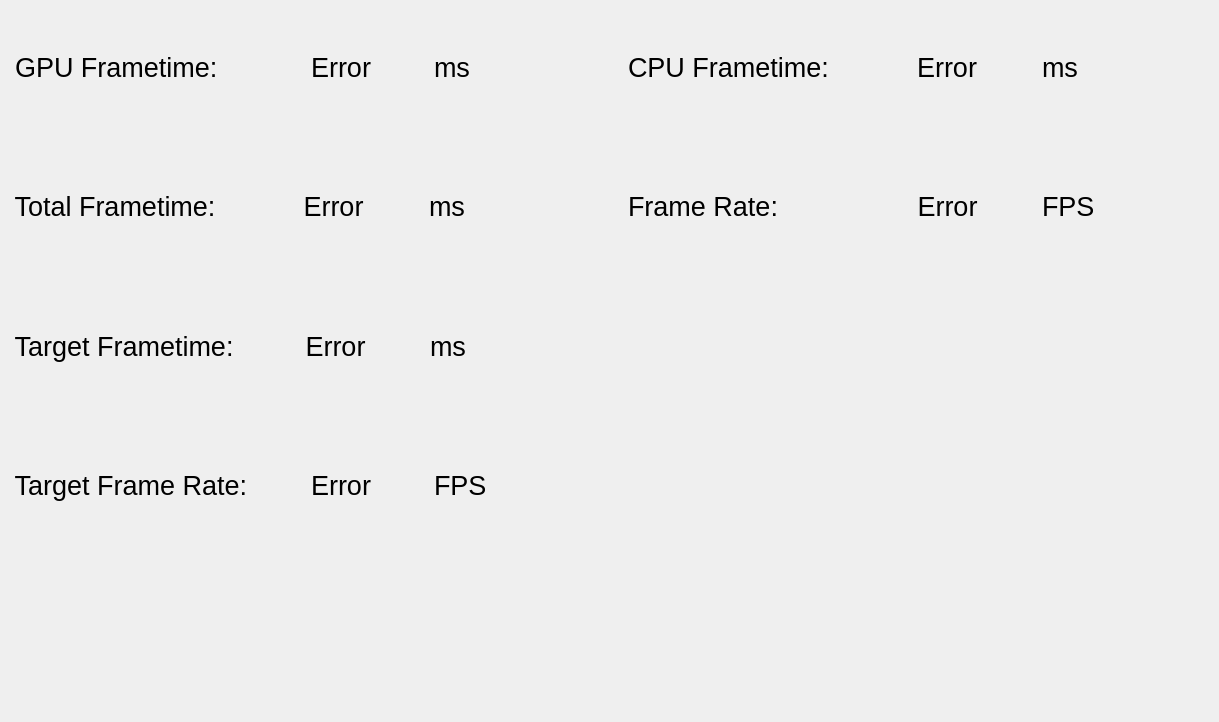
Qt form src/userinterface/dashboardui.ui (Trixxle/SeamenPerformanceOverlay) before a commit.
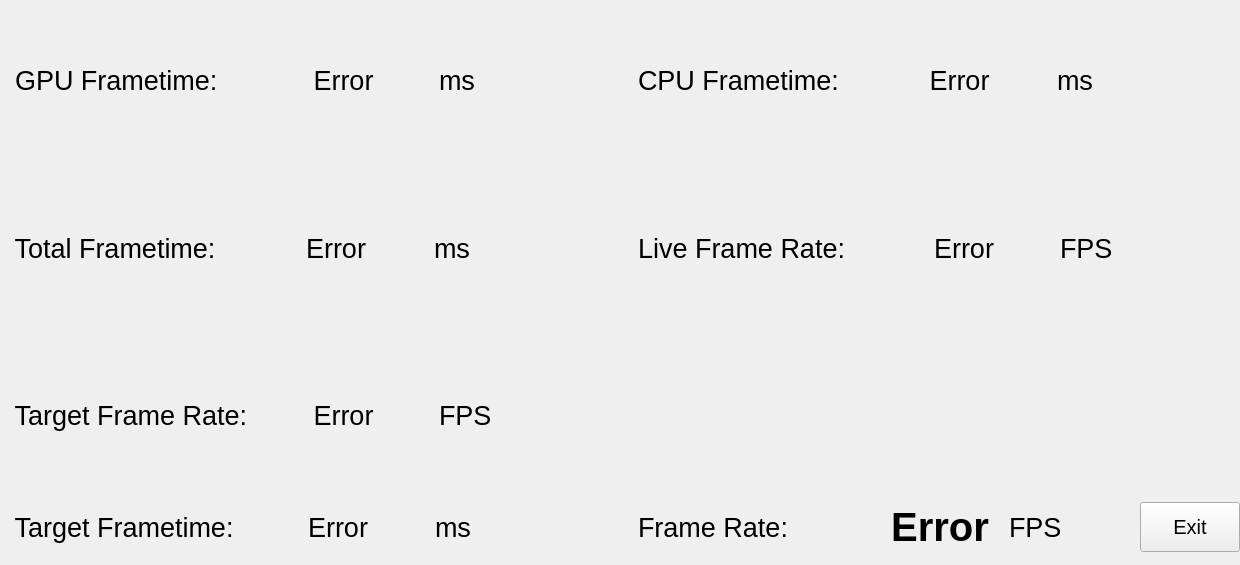
The same form after that commit.

```diff
--- a/src/userinterface/dashboardui.ui
+++ b/src/userinterface/dashboardui.ui
@@ -6,8 +6,8 @@
    <rect>
     <x>0</x>
     <y>0</y>
-    <width>1219</width>
-    <height>722</height>
+    <width>1240</width>
+    <height>565</height>
    </rect>
   </property>
   <property name="windowTitle">
@@ -21,7 +21,7 @@
     <rect>
      <x>0</x>
      <y>0</y>
-     <width>1219</width>
+     <width>1240</width>
      <height>552</height>
     </rect>
    </property>
@@ -34,10 +34,91 @@
     <property name="sizeConstraint">
      <enum>QLayout::SizeConstraint::SetDefaultConstraint</enum>
     </property>
-    <item row="1" column="1">
-     <layout class="QHBoxLayout" name="FrameRate">
+    <item row="3" column="1">
+     <layout class="QHBoxLayout" name="interactionLayout">
+      <property name="spacing">
+       <number>6</number>
+      </property>
       <item>
-       <widget class="QLabel" name="frameRateTitle">
+       <layout class="QHBoxLayout" name="FrameRate">
+        <item>
+         <widget class="QLabel" name="smoothFrameRateTitle">
+          <property name="minimumSize">
+           <size>
+            <width>0</width>
+            <height>0</height>
+           </size>
+          </property>
+          <property name="font">
+           <font>
+            <pointsize>20</pointsize>
+           </font>
+          </property>
+          <property name="text">
+           <string>  Frame Rate:           </string>
+          </property>
+         </widget>
+        </item>
+        <item>
+         <widget class="QLabel" name="smoothFrameRateLabel">
+          <property name="font">
+           <font>
+            <pointsize>30</pointsize>
+            <italic>false</italic>
+            <bold>true</bold>
+           </font>
+          </property>
+          <property name="text">
+           <string>Error</string>
+          </property>
+          <property name="alignment">
+           <set>Qt::AlignmentFlag::AlignCenter</set>
+          </property>
+         </widget>
+        </item>
+        <item>
+         <widget class="QLabel" name="label_7">
+          <property name="text">
+           <string>FPS</string>
+          </property>
+         </widget>
+        </item>
+       </layout>
+      </item>
+      <item>
+       <widget class="QPushButton" name="exitButton">
+        <property name="minimumSize">
+         <size>
+          <width>100</width>
+          <height>50</height>
+         </size>
+        </property>
+        <property name="maximumSize">
+         <size>
+          <width>100</width>
+          <height>50</height>
+         </size>
+        </property>
+        <property name="font">
+         <font>
+          <pointsize>15</pointsize>
+          <bold>false</bold>
+         </font>
+        </property>
+        <property name="styleSheet">
+         <string notr="true"/>
+        </property>
+        <property name="text">
+         <string>Exit</string>
+        </property>
+       </widget>
+      </item>
+     </layout>
+    </item>
+    <item row="2" column="0">
+     <layout class="QHBoxLayout" name="TargetFrameRate">
+      <item>
+       <widget class="QLabel" name="targetFrameRateTitle">
         <property name="minimumSize">
          <size>
           <width>0</width>
@@ -50,12 +131,18 @@
          </font>
         </property>
         <property name="text">
-         <string>  Frame Rate:          </string>
+         <string>  Target Frame Rate:</string>
         </property>
        </widget>
       </item>
       <item>
-       <widget class="QLabel" name="frameRateLabel">
+       <widget class="QLabel" name="targetFrameRateLabel">
+        <property name="sizePolicy">
+         <sizepolicy hsizetype="Preferred" vsizetype="Preferred">
+          <horstretch>0</horstretch>
+          <verstretch>0</verstretch>
+         </sizepolicy>
+        </property>
         <property name="font">
          <font>
           <pointsize>20</pointsize>
@@ -70,7 +157,7 @@
        </widget>
       </item>
       <item>
-       <widget class="QLabel" name="label_5">
+       <widget class="QLabel" name="label_6">
         <property name="text">
          <string>FPS</string>
         </property>
@@ -187,6 +274,96 @@
       </item>
      </layout>
     </item>
+    <item row="1" column="1">
+     <layout class="QHBoxLayout" name="LiveFrameRate">
+      <item>
+       <widget class="QLabel" name="frameRateTitle">
+        <property name="minimumSize">
+         <size>
+          <width>0</width>
+          <height>0</height>
+         </size>
+        </property>
+        <property name="font">
+         <font>
+          <pointsize>20</pointsize>
+         </font>
+        </property>
+        <property name="text">
+         <string>  Live Frame Rate:   </string>
+        </property>
+       </widget>
+      </item>
+      <item>
+       <widget class="QLabel" name="frameRateLabel">
+        <property name="font">
+         <font>
+          <pointsize>20</pointsize>
+          <italic>false</italic>
+          <bold>false</bold>
+         </font>
+        </property>
+        <property name="text">
+         <string>Error</string>
+        </property>
+        <property name="alignment">
+         <set>Qt::AlignmentFlag::AlignCenter</set>
+        </property>
+       </widget>
+      </item>
+      <item>
+       <widget class="QLabel" name="label_5">
+        <property name="text">
+         <string>FPS</string>
+        </property>
+       </widget>
+      </item>
+     </layout>
+    </item>
+    <item row="3" column="0">
+     <layout class="QHBoxLayout" name="RefreshRate">
+      <item>
+       <widget class="QLabel" name="headsetRefreshRateTitle">
+        <property name="minimumSize">
+         <size>
+          <width>0</width>
+          <height>0</height>
+         </size>
+        </property>
+        <property name="font">
+         <font>
+          <pointsize>20</pointsize>
+         </font>
+        </property>
+        <property name="text">
+         <string>  Target Frametime: </string>
+        </property>
+       </widget>
+      </item>
+      <item>
+       <widget class="QLabel" name="headsetRefreshRateLabel">
+        <property name="font">
+         <font>
+          <pointsize>20</pointsize>
+         </font>
+        </property>
+        <property name="text">
+         <string>Error</string>
+        </property>
+        <property name="alignment">
+         <set>Qt::AlignmentFlag::AlignCenter</set>
+        </property>
+       </widget>
+      </item>
+      <item>
+       <widget class="QLabel" name="label_2">
+        <property name="text">
+         <string>ms</string>
+        </property>
+       </widget>
+      </item>
+     </layout>
+    </item>
     <item row="0" column="1">
      <layout class="QHBoxLayout" name="CPU">
       <property name="spacing">
@@ -246,103 +423,6 @@
       </item>
      </layout>
     </item>
-    <item row="3" column="0">
-     <layout class="QHBoxLayout" name="TargetFrameRate">
-      <item>
-       <widget class="QLabel" name="targetFrameRateTitle">
-        <property name="minimumSize">
-         <size>
-          <width>0</width>
-          <height>0</height>
-         </size>
-        </property>
-        <property name="font">
-         <font>
-          <pointsize>20</pointsize>
-         </font>
-        </property>
-        <property name="text">
-         <string>  Target Frame Rate:</string>
-        </property>
-       </widget>
-      </item>
-      <item>
-       <widget class="QLabel" name="targetFrameRateLabel">
-        <property name="sizePolicy">
-         <sizepolicy hsizetype="Preferred" vsizetype="Preferred">
-          <horstretch>0</horstretch>
-          <verstretch>0</verstretch>
-         </sizepolicy>
-        </property>
-        <property name="font">
-         <font>
-          <pointsize>20</pointsize>
-         </font>
-        </property>
-        <property name="text">
-         <string>Error</string>
-        </property>
-        <property name="alignment">
-         <set>Qt::AlignmentFlag::AlignCenter</set>
-        </property>
-       </widget>
-      </item>
-      <item>
-       <widget class="QLabel" name="label_6">
-        <property name="text">
-         <string>FPS</string>
-        </property>
-       </widget>
-      </item>
-     </layout>
-    </item>
-    <item row="2" column="0">
-     <layout class="QHBoxLayout" name="RefreshRate">
-      <item>
-       <widget class="QLabel" name="headsetRefreshRateTitle">
-        <property name="minimumSize">
-         <size>
-          <width>0</width>
-          <height>0</height>
-         </size>
-        </property>
-        <property name="font">
-         <font>
-          <pointsize>20</pointsize>
-         </font>
-        </property>
-        <property name="text">
-         <string>  Target Frametime: </string>
-        </property>
-       </widget>
-      </item>
-      <item>
-       <widget class="QLabel" name="headsetRefreshRateLabel">
-        <property name="font">
-         <font>
-          <pointsize>20</pointsize>
-         </font>
-        </property>
-        <property name="text">
-         <string>Error</string>
-        </property>
-        <property name="alignment">
-         <set>Qt::AlignmentFlag::AlignCenter</set>
-        </property>
-       </widget>
-      </item>
-      <item>
-       <widget class="QLabel" name="label_2">
-        <property name="text">
-         <string>ms</string>
-        </property>
-       </widget>
-      </item>
-     </layout>
-    </item>
-    <item row="3" column="1">
-     <layout class="QVBoxLayout" name="IconLayout"/>
-    </item>
    </layout>
   </widget>
  </widget>
```
